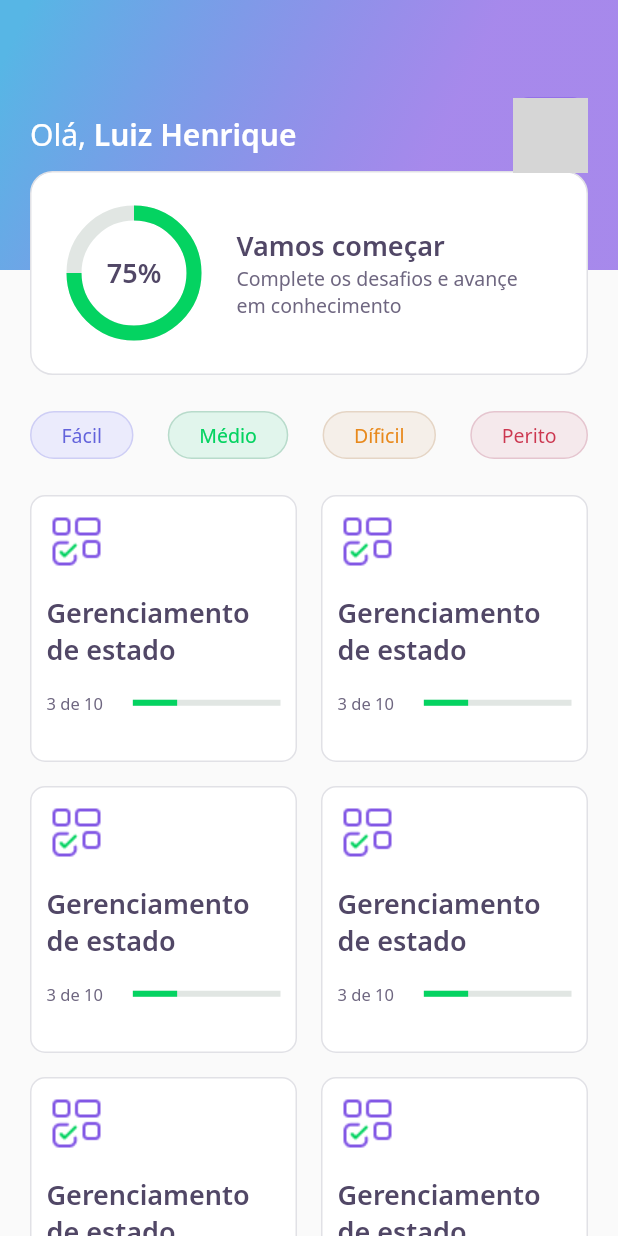
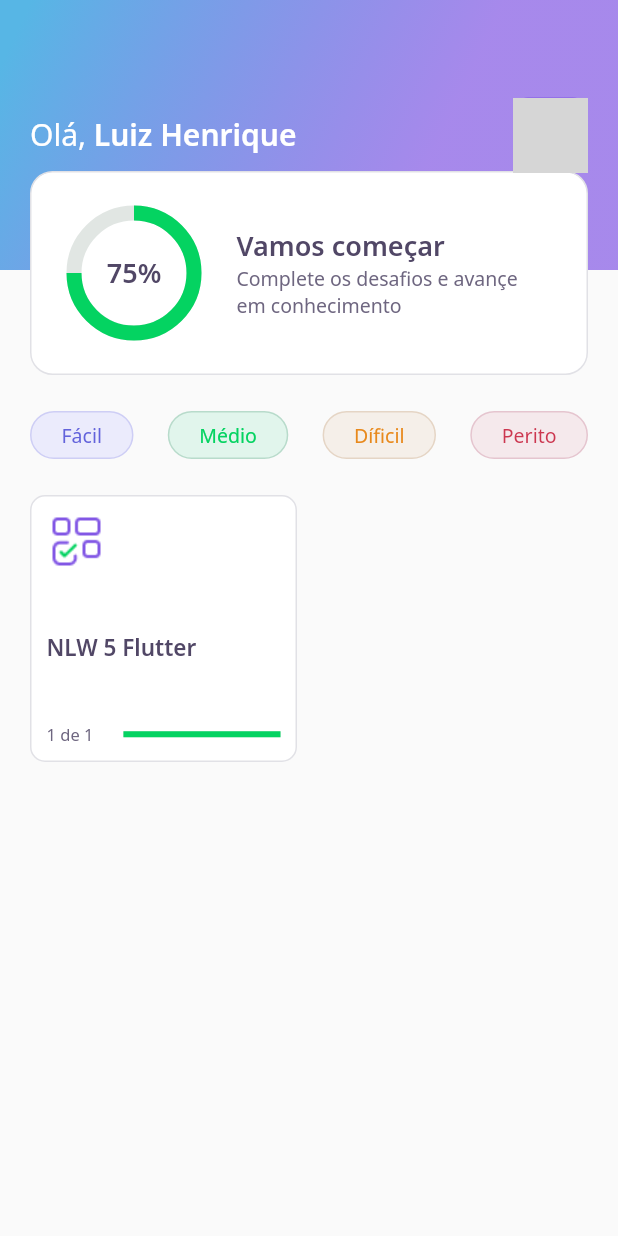
Before and after one commit to SouzaLuiz/dev-quiz, a Flutter app: the HomePage screen opened directly, on a phone screen of 412 x 824 dp. Run offline on Flutter 3.47's test engine with Material 2 defaults, Android fonts, the phone set to English and light mode, and no system bars; our stand-ins replace google_fonts; accounts and stored records are empty; network calls fail; grey boxes are pictures that could not be loaded.

Commit message:
create models and pages for quiz

```diff
--- /dev/null
+++ b/assets/database/quizzes.json
@@ -0,0 +1,28 @@
+[
+  {
+    "title": "NLW 5 Flutter",
+    "imagem": "blocks",
+    "questionAnswered": 1,
+    "level": "facil",
+    "questions": [
+      {
+        "title": "Está curtindo o Flutter?",
+        "awnsers": [
+          {
+            "title": "Estou curtindo"
+          },
+          {
+            "title": "Amando Flutter"
+          },
+          {
+            "title": "Muito top"
+          },
+          {
+            "title": "Show de bola",
+            "isRight": true
+          }
+        ]
+      }
+    ]
+  }
+]
--- /dev/null
+++ b/assets/database/user.json
@@ -0,0 +1,5 @@
+{
+  "name": "Luiz Henrique",
+  "score": 75,
+  "photoUrl": "https://avatars.githubusercontent.com/u/29143315?v=4"
+}
--- /dev/null
+++ b/lib/home/home-controller.dart
@@ -0,0 +1,36 @@
+import 'package:dev_quiz/core/app_images.dart';
+import 'package:dev_quiz/home/home-repository.dart';
+import 'package:dev_quiz/home/home-state.dart';
+import 'package:dev_quiz/shared/models/awnser-model.dart';
+import 'package:dev_quiz/shared/models/question-model.dart';
+import 'package:dev_quiz/shared/models/quiz-model.dart';
+import 'package:dev_quiz/shared/models/user-model.dart';
+import 'package:flutter/foundation.dart';
+
+class HomeController {
+  final stateNotifier = ValueNotifier<HomeState>(HomeState.empty);
+
+  set state(HomeState state) => stateNotifier.value = state;
+  HomeState get state => stateNotifier.value;
+
+  UserModel? user;
+  List<QuizModel>? quizzes;
+
+  final repository = HomeRepository();
+
+  void getUser() async {
+    state = HomeState.loading;
+
+    user = await repository.getUser();
+
+    state = HomeState.sucess;
+  }
+
+  void getQuizzes() async {
+    state = HomeState.loading;
+
+    quizzes = await repository.getQuizzes();
+
+    state = HomeState.sucess;
+  }
+}
--- a/lib/home/home_page.dart
+++ b/lib/home/home-page.dart
@@ -1,7 +1,10 @@
+import 'package:dev_quiz/core/app_colors.dart';
+import 'package:dev_quiz/home/home-state.dart';
+import 'package:flutter/material.dart';
+import 'package:dev_quiz/home/home-controller.dart';
 import 'package:dev_quiz/home/widgets/appbar/app_bar_widget.dart';
 import 'package:dev_quiz/home/widgets/level_button/level_button_widget.dart';
 import 'package:dev_quiz/home/widgets/quiz_card/quiz_card_widget.dart';
-import 'package:flutter/material.dart';
 
 class HomePage extends StatefulWidget {
   @override
@@ -9,10 +12,33 @@ class HomePage extends StatefulWidget {
 }
 
 class _HomePageState extends State<HomePage> {
+  final controller = HomeController();
+
+  @override
+  void initState() {
+    super.initState();
+
+    controller.getUser();
+    controller.getQuizzes();
+    controller.stateNotifier.addListener(() {
+      setState(() {});
+    });
+  }
+
   @override
   Widget build(BuildContext context) {
+    if (controller.state == HomeState.loading) {
+      return Scaffold(
+        body: Center(
+          child: CircularProgressIndicator(
+            valueColor: AlwaysStoppedAnimation<Color>(AppColors.darkGreen),
+          ),
+        ),
+      );
+    }
+
     return Scaffold(
-      appBar: AppBarWidget(),
+      appBar: AppBarWidget(user: controller.user!),
       body: Padding(
         padding: const EdgeInsets.only(top: 24, left: 20, right: 20),
         child: Column(
@@ -40,14 +66,16 @@ class _HomePageState extends State<HomePage> {
                 crossAxisCount: 2,
                 crossAxisSpacing: 16,
                 mainAxisSpacing: 16,
-                children: [
-                  QuizCardWidget(),
-                  QuizCardWidget(),
-                  QuizCardWidget(),
-                  QuizCardWidget(),
-                  QuizCardWidget(),
-                  QuizCardWidget(),
-                ],
+                children: controller.quizzes!
+                    .map(
+                      (quiz) => QuizCardWidget(
+                        title: quiz.title,
+                        completed:
+                            "${quiz.questionAnswered} de ${quiz.questions.length}",
+                        percent: quiz.questionAnswered / quiz.questions.length,
+                      ),
+                    )
+                    .toList(),
               ),
             )
           ],
--- /dev/null
+++ b/lib/home/home-state.dart
@@ -0,0 +1,6 @@
+enum HomeState {
+  sucess,
+  loading,
+  error,
+  empty,
+}
--- a/lib/home/widgets/appbar/app_bar_widget.dart
+++ b/lib/home/widgets/appbar/app_bar_widget.dart
@@ -1,9 +1,12 @@
+import 'package:dev_quiz/shared/models/user-model.dart';
 import 'package:flutter/material.dart';
 import 'package:dev_quiz/core/core.dart';
 import 'package:dev_quiz/home/widgets/score_card/score_card_widget.dart';
 
 class AppBarWidget extends PreferredSize {
-  AppBarWidget()
+  final UserModel user;
+
+  AppBarWidget({required this.user})
       : super(
           preferredSize: Size.fromHeight(250),
           child: Container(
@@ -25,7 +28,7 @@ class AppBarWidget extends PreferredSize {
                           style: AppTextStyles.title,
                           children: [
                             TextSpan(
-                              text: 'Luiz Henrique',
+                              text: user.name,
                               style: AppTextStyles.titleBold,
                             ),
                           ],
@@ -40,9 +43,7 @@ class AppBarWidget extends PreferredSize {
                             BorderSide(color: AppColors.purple),
                           ),
                           image: DecorationImage(
-                            image: NetworkImage(
-                              'https://avatars.githubusercontent.com/u/29143315?v=4',
-                            ),
+                            image: NetworkImage(user.photoUrl),
                           ),
                         ),
                       ),
--- a/lib/home/widgets/quiz_card/quiz_card_widget.dart
+++ b/lib/home/widgets/quiz_card/quiz_card_widget.dart
@@ -5,6 +5,17 @@ import 'package:dev_quiz/shared/widgets/progress_indicator/progress_indicator_wi
 import 'package:flutter/material.dart';
 
 class QuizCardWidget extends StatelessWidget {
+  final String title;
+  final String completed;
+  final double percent;
+
+  const QuizCardWidget({
+    Key? key,
+    required this.title,
+    required this.completed,
+    required this.percent,
+  }) : super(key: key);
+
   @override
   Widget build(BuildContext context) {
     return Container(
@@ -18,6 +29,7 @@ class QuizCardWidget extends StatelessWidget {
       ),
       child: Column(
         crossAxisAlignment: CrossAxisAlignment.start,
+        mainAxisAlignment: MainAxisAlignment.spaceBetween,
         children: [
           Container(
             height: 40,
@@ -26,19 +38,19 @@ class QuizCardWidget extends StatelessWidget {
           ),
           SizedBox(height: 15),
           Text(
-            "Gerenciamento de estado",
-            style: AppTextStyles.heading,
+            title,
+            style: AppTextStyles.heading15,
           ),
           SizedBox(height: 15),
           Row(
             children: [
               Text(
-                "3 de 10",
+                completed,
                 style: AppTextStyles.body11,
               ),
               SizedBox(width: 20),
               Expanded(
-                child: ProgressIndicatorWidget(value: 0.3),
+                child: ProgressIndicatorWidget(value: percent),
               ),
             ],
           ),
--- a/lib/main.dart
+++ b/lib/main.dart
@@ -1,5 +1,5 @@
 import 'package:flutter/material.dart';
-import 'package:dev_quiz/home/home_page.dart';
+import 'package:dev_quiz/home/home-page.dart';
 import 'package:dev_quiz/splash/splash_page.dart';
 import 'package:dev_quiz/challenge/challenge_page.dart';
 
@@ -13,7 +13,7 @@ class MyApp extends StatelessWidget {
     return MaterialApp(
       title: 'DevQuiz',
       debugShowCheckedModeBanner: false,
-      home: ChallengePage(),
+      home: HomePage(),
     );
   }
 }
--- /dev/null
+++ b/lib/shared/models/quiz-model.dart
@@ -0,0 +1,65 @@
+import 'dart:convert';
+
+import 'package:dev_quiz/shared/models/question-model.dart';
+
+enum Level { facil, medio, dificil, perito }
+
+extension LevelStringExt on String {
+  Level get parse => {
+        "facil": Level.facil,
+        "medio": Level.medio,
+        "dificil": Level.dificil,
+        "perito": Level.perito,
+      }[this]!;
+}
+
+extension LevelExt on Level {
+  String get parse => {
+        Level.facil: "facil",
+        Level.medio: "medio",
+        Level.dificil: "dificil",
+        Level.perito: "perito",
+      }[this]!;
+}
+
+class QuizModel {
+  final String title;
+  final List<QuestionModel> questions;
+  final int questionAnswered;
+  final String image;
+  final Level level;
+
+  QuizModel({
+    required this.title,
+    required this.questions,
+    this.questionAnswered = 0,
+    required this.image,
+    required this.level,
+  });
+
+  Map<String, dynamic> toMap() {
+    return {
+      'title': title,
+      'questions': questions.map((x) => x.toMap()).toList(),
+      'questionAnswered': questionAnswered,
+      'image': image,
+      'level': level.parse,
+    };
+  }
+
+  factory QuizModel.fromMap(Map<String, dynamic> map) {
+    return QuizModel(
+      title: map['title'],
+      questions: List<QuestionModel>.from(
+          map['questions']?.map((x) => QuestionModel.fromMap(x))),
+      questionAnswered: map['questionAnswered'],
+      image: map['image'] ?? '',
+      level: map['level'].toString().parse,
+    );
+  }
+
+  String toJson() => json.encode(toMap());
+
+  factory QuizModel.fromJson(String source) =>
+      QuizModel.fromMap(json.decode(source));
+}
--- /dev/null
+++ b/lib/shared/models/user-model.dart
@@ -0,0 +1,34 @@
+import 'dart:convert';
+
+class UserModel {
+  final String name;
+  final String photoUrl;
+  final int score;
+
+  UserModel({
+    required this.name,
+    required this.photoUrl,
+    this.score = 0,
+  });
+
+  Map<String, dynamic> toMap() {
+    return {
+      'name': name,
+      'photoUrl': photoUrl,
+      'score': score,
+    };
+  }
+
+  factory UserModel.fromMap(Map<String, dynamic> map) {
+    return UserModel(
+      name: map['name'],
+      photoUrl: map['photoUrl'],
+      score: map['score'],
+    );
+  }
+
+  String toJson() => json.encode(toMap());
+
+  factory UserModel.fromJson(String source) =>
+      UserModel.fromMap(json.decode(source));
+}
--- a/pubspec.yaml
+++ b/pubspec.yaml
@@ -18,5 +18,6 @@ dev_dependencies:
 flutter:
   assets:
     - assets/images/
+    - assets/database/
 
   uses-material-design: true
```
Also changed, not shown: lib/home/home-repository.dart (added, +24 -0 lines), lib/shared/models/awnser-model.dart (added, +27 -0 lines), lib/shared/models/question-model.dart (added, +31 -0 lines).
